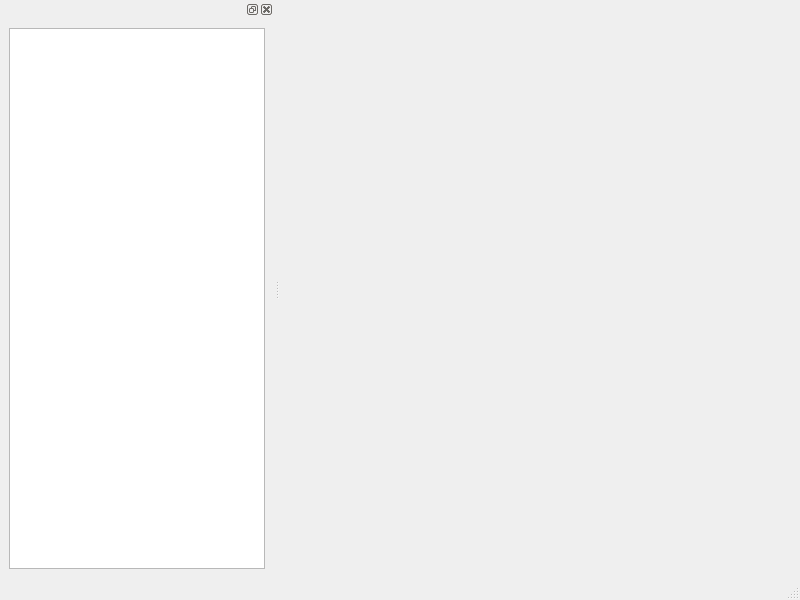
Old version of the form mainwindow.ui in the repository ABBAPOH/qbs-ui.
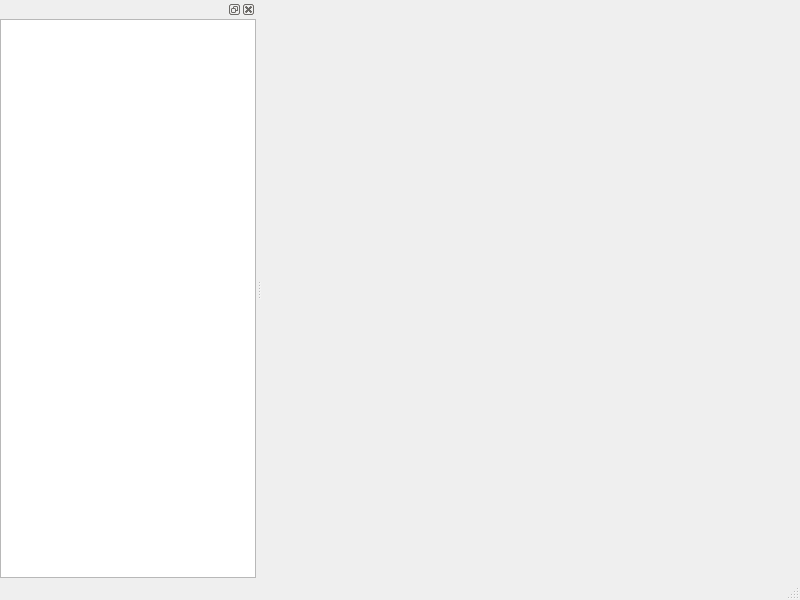
New version of the form.

Commit message: Reduce spacing in the dock widget

Patch:
```diff
--- a/mainwindow.ui
+++ b/mainwindow.ui
@@ -31,6 +31,21 @@
    </attribute>
    <widget class="QWidget" name="dockWidgetContents">
     <layout class="QVBoxLayout" name="verticalLayout">
+     <property name="spacing">
+      <number>0</number>
+     </property>
+     <property name="leftMargin">
+      <number>0</number>
+     </property>
+     <property name="topMargin">
+      <number>0</number>
+     </property>
+     <property name="rightMargin">
+      <number>0</number>
+     </property>
+     <property name="bottomMargin">
+      <number>0</number>
+     </property>
      <item>
       <widget class="QTreeView" name="treeView"/>
      </item>
```
